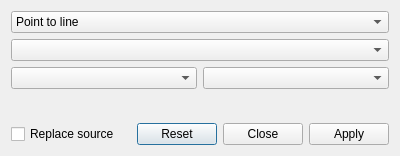
First picture: the form in joindialog.ui, repository Kuszki/EW-Database, before the edit.
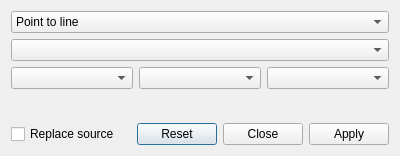
Second picture: the form after the edit. Icons and pictures are not drawn.

Commit message: Add circle to point in join dialog

Patch:
```diff
--- a/joindialog.ui
+++ b/joindialog.ui
@@ -42,6 +42,9 @@
      <item>
       <widget class="QComboBox" name="Line"/>
      </item>
+     <item>
+      <widget class="QComboBox" name="Circle"/>
+     </item>
     </layout>
    </item>
    <item row="3" column="0" colspan="2">
```
Left out of the diff: 8 changed lines with no effect on the pictures. The commit also changes 2 other files.
